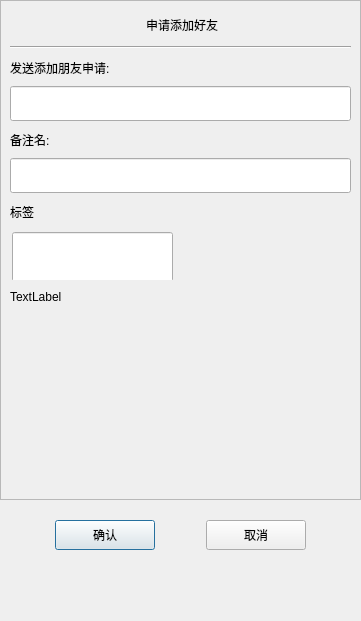
Jackzhou1999/XChat, file applyfriend.ui: the form before one commit.
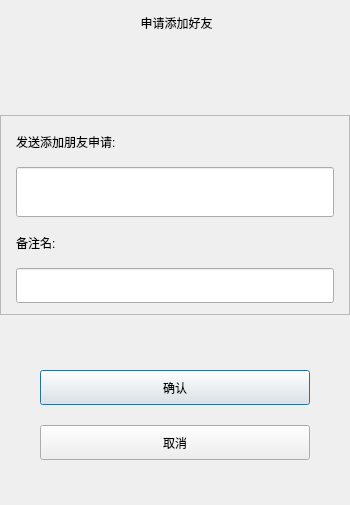
The form after the commit. Custom widgets are drawn as their Qt base class.

The edit to the form file:
```diff
--- a/applyfriend.ui
+++ b/applyfriend.ui
@@ -6,20 +6,20 @@
    <rect>
     <x>0</x>
     <y>0</y>
-    <width>361</width>
-    <height>621</height>
+    <width>350</width>
+    <height>505</height>
    </rect>
   </property>
   <property name="minimumSize">
    <size>
-    <width>361</width>
-    <height>621</height>
+    <width>350</width>
+    <height>500</height>
    </size>
   </property>
   <property name="maximumSize">
    <size>
-    <width>361</width>
-    <height>621</height>
+    <width>350</width>
+    <height>505</height>
    </size>
   </property>
   <property name="windowTitle">
@@ -27,7 +27,7 @@
   </property>
   <layout class="QVBoxLayout" name="verticalLayout">
    <property name="spacing">
-    <number>0</number>
+    <number>10</number>
    </property>
    <property name="leftMargin">
     <number>0</number>
@@ -41,18 +41,143 @@
    <property name="bottomMargin">
     <number>0</number>
    </property>
+   <item>
+    <widget class="QLabel" name="apply_lb">
+     <property name="minimumSize">
+      <size>
+       <width>0</width>
+       <height>45</height>
+      </size>
+     </property>
+     <property name="maximumSize">
+      <size>
+       <width>16777215</width>
+       <height>45</height>
+      </size>
+     </property>
+     <property name="text">
+      <string> 申请添加好友</string>
+     </property>
+     <property name="alignment">
+      <set>Qt::AlignmentFlag::AlignCenter</set>
+     </property>
+    </widget>
+   </item>
+   <item>
+    <widget class="QWidget" name="widget" native="true">
+     <property name="minimumSize">
+      <size>
+       <width>0</width>
+       <height>50</height>
+      </size>
+     </property>
+     <property name="maximumSize">
+      <size>
+       <width>16777215</width>
+       <height>50</height>
+      </size>
+     </property>
+     <layout class="QHBoxLayout" name="horizontalLayout_2">
+      <property name="spacing">
+       <number>10</number>
+      </property>
+      <property name="leftMargin">
+       <number>0</number>
+      </property>
+      <property name="topMargin">
+       <number>0</number>
+      </property>
+      <property name="rightMargin">
+       <number>0</number>
+      </property>
+      <property name="bottomMargin">
+       <number>0</number>
+      </property>
+      <item>
+       <spacer name="horizontalSpacer_4">
+        <property name="orientation">
+         <enum>Qt::Orientation::Horizontal</enum>
+        </property>
+        <property name="sizeType">
+         <enum>QSizePolicy::Policy::Fixed</enum>
+        </property>
+        <property name="sizeHint" stdset="0">
+         <size>
+          <width>15</width>
+          <height>20</height>
+         </size>
+        </property>
+       </spacer>
+      </item>
+      <item>
+       <widget class="QLabel" name="apply_friend_icon_lb">
+        <property name="minimumSize">
+         <size>
+          <width>40</width>
+          <height>40</height>
+         </size>
+        </property>
+        <property name="maximumSize">
+         <size>
+          <width>40</width>
+          <height>40</height>
+         </size>
+        </property>
+        <property name="text">
+         <string/>
+        </property>
+       </widget>
+      </item>
+      <item>
+       <widget class="QWidget" name="widget_2" native="true">
+        <layout class="QVBoxLayout" name="verticalLayout_4">
+         <property name="spacing">
+          <number>0</number>
+         </property>
+         <property name="leftMargin">
+          <number>0</number>
+         </property>
+         <property name="topMargin">
+          <number>0</number>
+         </property>
+         <property name="rightMargin">
+          <number>0</number>
+         </property>
+         <property name="bottomMargin">
+          <number>0</number>
+         </property>
+         <item>
+          <widget class="QLabel" name="apply_friend_name_uid_lb">
+           <property name="text">
+            <string/>
+           </property>
+          </widget>
+         </item>
+         <item>
+          <widget class="QLabel" name="apply_friend_email_lb">
+           <property name="text">
+            <string/>
+           </property>
+          </widget>
+         </item>
+        </layout>
+       </widget>
+      </item>
+     </layout>
+    </widget>
+   </item>
    <item>
     <widget class="QScrollArea" name="scrollArea">
      <property name="minimumSize">
       <size>
        <width>0</width>
-       <height>500</height>
+       <height>200</height>
       </size>
      </property>
      <property name="maximumSize">
       <size>
        <width>16777210</width>
-       <height>16777215</height>
+       <height>200</height>
       </size>
      </property>
      <property name="widgetResizable">
@@ -63,8 +188,8 @@
        <rect>
         <x>0</x>
         <y>0</y>
-        <width>359</width>
-        <height>498</height>
+        <width>348</width>
+        <height>198</height>
        </rect>
       </property>
       <layout class="QVBoxLayout" name="verticalLayout_2">
@@ -75,266 +200,19 @@
         <number>0</number>
        </property>
        <property name="topMargin">
-        <number>11</number>
+        <number>0</number>
        </property>
        <property name="rightMargin">
         <number>0</number>
        </property>
        <property name="bottomMargin">
-        <number>11</number>
+        <number>0</number>
        </property>
-       <item>
-        <widget class="QLabel" name="apply_lb">
-         <property name="minimumSize">
-          <size>
-           <width>0</width>
-           <height>25</height>
-          </size>
-         </property>
-         <property name="maximumSize">
-          <size>
-           <width>16777215</width>
-           <height>25</height>
-          </size>
-         </property>
-         <property name="text">
-          <string> 申请添加好友</string>
-         </property>
-         <property name="alignment">
-          <set>Qt::AlignmentFlag::AlignCenter</set>
-         </property>
-        </widget>
-       </item>
        <item>
         <widget class="QWidget" name="apply_wid" native="true">
          <layout class="QVBoxLayout" name="verticalLayout_3">
-          <item>
-           <widget class="Line" name="line_2">
-            <property name="orientation">
-             <enum>Qt::Orientation::Horizontal</enum>
-            </property>
-           </widget>
-          </item>
-          <item>
-           <widget class="QLabel" name="label_2">
-            <property name="minimumSize">
-             <size>
-              <width>0</width>
-              <height>25</height>
-             </size>
-            </property>
-            <property name="maximumSize">
-             <size>
-              <width>16777215</width>
-              <height>25</height>
-             </size>
-            </property>
-            <property name="text">
-             <string>发送添加朋友申请:</string>
-            </property>
-           </widget>
-          </item>
-          <item>
-           <widget class="CustomLineEdit" name="name_ed">
-            <property name="minimumSize">
-             <size>
-              <width>0</width>
-              <height>35</height>
-             </size>
-            </property>
-            <property name="maximumSize">
-             <size>
-              <width>16777215</width>
-              <height>35</height>
-             </size>
-            </property>
-           </widget>
-          </item>
-          <item>
-           <widget class="QLabel" name="label">
-            <property name="minimumSize">
-             <size>
-              <width>0</width>
-              <height>25</height>
-             </size>
-            </property>
-            <property name="maximumSize">
-             <size>
-              <width>16777215</width>
-              <height>25</height>
-             </size>
-            </property>
-            <property name="text">
-             <string>备注名:</string>
-            </property>
-           </widget>
-          </item>
-          <item>
-           <widget class="CustomLineEdit" name="back_ed">
-            <property name="minimumSize">
-             <size>
-              <width>0</width>
-              <height>35</height>
-             </size>
-            </property>
-            <property name="maximumSize">
-             <size>
-              <width>16777215</width>
-              <height>35</height>
-             </size>
-            </property>
-           </widget>
-          </item>
-          <item>
-           <widget class="QLabel" name="label_3">
-            <property name="minimumSize">
-             <size>
-              <width>0</width>
-              <height>25</height>
-             </size>
-            </property>
-            <property name="maximumSize">
-             <size>
-              <width>16777215</width>
-              <height>25</height>
-             </size>
-            </property>
-            <property name="text">
-             <string>标签</string>
-            </property>
-           </widget>
-          </item>
-          <item>
-           <widget class="QWidget" name="lb_group_wid" native="true">
-            <property name="minimumSize">
-             <size>
-              <width>0</width>
-              <height>50</height>
-             </size>
-            </property>
-            <layout class="QVBoxLayout" name="verticalLayout_4">
-             <property name="spacing">
-              <number>0</number>
-             </property>
-             <property name="leftMargin">
-              <number>0</number>
-             </property>
-             <property name="topMargin">
-              <number>0</number>
-             </property>
-             <property name="rightMargin">
-              <number>0</number>
-             </property>
-             <property name="bottomMargin">
-              <number>0</number>
-             </property>
-             <item>
-              <widget class="QWidget" name="gridwidget" native="true">
-               <property name="minimumSize">
-                <size>
-                 <width>0</width>
-                 <height>50</height>
-                </size>
-               </property>
-               <property name="maximumSize">
-                <size>
-                 <width>16777215</width>
-                 <height>16777215</height>
-                </size>
-               </property>
-               <widget class="CustomLineEdit" name="lb_ed">
-                <property name="geometry">
-                 <rect>
-                  <x>2</x>
-                  <y>2</y>
-                  <width>161</width>
-                  <height>50</height>
-                 </rect>
-                </property>
-                <property name="minimumSize">
-                 <size>
-                  <width>0</width>
-                  <height>50</height>
-                 </size>
-                </property>
-                <property name="maximumSize">
-                 <size>
-                  <width>16777215</width>
-                  <height>50</height>
-                 </size>
-                </property>
-               </widget>
-              </widget>
-             </item>
-             <item>
-              <widget class="QWidget" name="input_tip_wid" native="true">
-               <property name="minimumSize">
-                <size>
-                 <width>0</width>
-                 <height>35</height>
-                </size>
-               </property>
-               <property name="maximumSize">
-                <size>
-                 <width>16777215</width>
-                 <height>35</height>
-                </size>
-               </property>
-               <layout class="QVBoxLayout" name="verticalLayout_5">
-                <property name="spacing">
-                 <number>0</number>
-                </property>
-                <property name="leftMargin">
-                 <number>0</number>
-                </property>
-                <property name="topMargin">
-                 <number>0</number>
-                </property>
-                <property name="rightMargin">
-                 <number>0</number>
-                </property>
-                <property name="bottomMargin">
-                 <number>0</number>
-                </property>
-                <item>
-                 <widget class="ClickedOnceLabel" name="tip_lb">
-                  <property name="minimumSize">
-                   <size>
-                    <width>0</width>
-                    <height>30</height>
-                   </size>
-                  </property>
-                  <property name="maximumSize">
-                   <size>
-                    <width>16777215</width>
-                    <height>30</height>
-                   </size>
-                  </property>
-                  <property name="text">
-                   <string>TextLabel</string>
-                  </property>
-                 </widget>
-                </item>
-               </layout>
-              </widget>
-             </item>
-            </layout>
-           </widget>
-          </item>
-         </layout>
-        </widget>
-       </item>
-       <item>
-        <widget class="QWidget" name="widget" native="true">
-         <property name="minimumSize">
-          <size>
-           <width>0</width>
-           <height>60</height>
-          </size>
-         </property>
-         <layout class="QHBoxLayout" name="horizontalLayout_2">
           <property name="spacing">
-           <number>7</number>
+           <number>0</number>
           </property>
           <property name="leftMargin">
            <number>0</number>
@@ -349,77 +227,322 @@
            <number>0</number>
           </property>
           <item>
-           <widget class="QWidget" name="lb_list" native="true">
+           <widget class="QWidget" name="widget_4" native="true">
             <property name="minimumSize">
              <size>
-              <width>287</width>
-              <height>50</height>
+              <width>0</width>
+              <height>35</height>
              </size>
             </property>
             <property name="maximumSize">
              <size>
-              <width>287</width>
-              <height>16777215</height>
+              <width>16777215</width>
+              <height>35</height>
              </size>
             </property>
+            <layout class="QHBoxLayout" name="horizontalLayout_4">
+             <property name="spacing">
+              <number>0</number>
+             </property>
+             <property name="leftMargin">
+              <number>0</number>
+             </property>
+             <property name="topMargin">
+              <number>0</number>
+             </property>
+             <property name="rightMargin">
+              <number>0</number>
+             </property>
+             <property name="bottomMargin">
+              <number>0</number>
+             </property>
+             <item>
+              <spacer name="horizontalSpacer_6">
+               <property name="orientation">
+                <enum>Qt::Orientation::Horizontal</enum>
+               </property>
+               <property name="sizeType">
+                <enum>QSizePolicy::Policy::Fixed</enum>
+               </property>
+               <property name="sizeHint" stdset="0">
+                <size>
+                 <width>15</width>
+                 <height>20</height>
+                </size>
+               </property>
+              </spacer>
+             </item>
+             <item>
+              <widget class="QLabel" name="label_2">
+               <property name="minimumSize">
+                <size>
+                 <width>0</width>
+                 <height>25</height>
+                </size>
+               </property>
+               <property name="maximumSize">
+                <size>
+                 <width>16777215</width>
+                 <height>25</height>
+                </size>
+               </property>
+               <property name="text">
+                <string>发送添加朋友申请:</string>
+               </property>
+              </widget>
+             </item>
+             <item>
+              <spacer name="horizontalSpacer_7">
+               <property name="orientation">
+                <enum>Qt::Orientation::Horizontal</enum>
+               </property>
+               <property name="sizeHint" stdset="0">
+                <size>
+                 <width>40</width>
+                 <height>20</height>
+                </size>
+               </property>
+              </spacer>
+             </item>
+            </layout>
            </widget>
           </item>
           <item>
-           <widget class="QWidget" name="more_lb_wid" native="true">
+           <widget class="QWidget" name="widget_5" native="true">
             <property name="minimumSize">
              <size>
-              <width>30</width>
-              <height>0</height>
+              <width>0</width>
+              <height>50</height>
              </size>
             </property>
-            <layout class="QVBoxLayout" name="verticalLayout_6">
+            <property name="maximumSize">
+             <size>
+              <width>16777215</width>
+              <height>50</height>
+             </size>
+            </property>
+            <layout class="QHBoxLayout" name="horizontalLayout_5">
+             <property name="spacing">
+              <number>0</number>
+             </property>
+             <property name="leftMargin">
+              <number>0</number>
+             </property>
+             <property name="topMargin">
+              <number>0</number>
+             </property>
+             <property name="rightMargin">
+              <number>0</number>
+             </property>
+             <property name="bottomMargin">
+              <number>0</number>
+             </property>
              <item>
-              <spacer name="verticalSpacer_3">
+              <spacer name="horizontalSpacer_8">
                <property name="orientation">
-                <enum>Qt::Orientation::Vertical</enum>
+                <enum>Qt::Orientation::Horizontal</enum>
                </property>
+               <property name="sizeType">
+                <enum>QSizePolicy::Policy::Fixed</enum>
+               </property>
                <property name="sizeHint" stdset="0">
                 <size>
-                 <width>20</width>
-                 <height>40</height>
+                 <width>15</width>
+                 <height>20</height>
                 </size>
                </property>
               </spacer>
              </item>
              <item>
-              <widget class="ClickedOnceLabel" name="more_lb">
-               <property name="enabled">
-                <bool>true</bool>
+              <widget class="CustomLineEdit" name="name_ed">
+               <property name="minimumSize">
+                <size>
+                 <width>0</width>
+                 <height>50</height>
+                </size>
                </property>
+               <property name="maximumSize">
+                <size>
+                 <width>16777215</width>
+                 <height>50</height>
+                </size>
+               </property>
+              </widget>
+             </item>
+             <item>
+              <spacer name="horizontalSpacer_9">
+               <property name="orientation">
+                <enum>Qt::Orientation::Horizontal</enum>
+               </property>
+               <property name="sizeType">
+                <enum>QSizePolicy::Policy::Fixed</enum>
+               </property>
+               <property name="sizeHint" stdset="0">
+                <size>
+                 <width>15</width>
+                 <height>20</height>
+                </size>
+               </property>
+              </spacer>
+             </item>
+            </layout>
+           </widget>
+          </item>
+          <item>
+           <widget class="QWidget" name="widget" native="true">
+            <property name="minimumSize">
+             <size>
+              <width>0</width>
+              <height>35</height>
+             </size>
+            </property>
+            <property name="maximumSize">
+             <size>
+              <width>16777215</width>
+              <height>35</height>
+             </size>
+            </property>
+            <layout class="QHBoxLayout" name="horizontalLayout_6">
+             <property name="spacing">
+              <number>0</number>
+             </property>
+             <property name="leftMargin">
+              <number>0</number>
+             </property>
+             <property name="topMargin">
+              <number>0</number>
+             </property>
+             <property name="rightMargin">
+              <number>0</number>
+             </property>
+             <property name="bottomMargin">
+              <number>0</number>
+             </property>
+             <item>
+              <spacer name="horizontalSpacer_10">
+               <property name="orientation">
+                <enum>Qt::Orientation::Horizontal</enum>
+               </property>
+               <property name="sizeType">
+                <enum>QSizePolicy::Policy::Fixed</enum>
+               </property>
+               <property name="sizeHint" stdset="0">
+                <size>
+                 <width>15</width>
+                 <height>20</height>
+                </size>
+               </property>
+              </spacer>
+             </item>
+             <item>
+              <widget class="QLabel" name="label">
                <property name="minimumSize">
                 <size>
-                 <width>25</width>
+                 <width>0</width>
                  <height>25</height>
                 </size>
                </property>
                <property name="maximumSize">
                 <size>
-                 <width>25</width>
+                 <width>16777215</width>
                  <height>25</height>
                 </size>
                </property>
                <property name="text">
-                <string/>
+                <string>备注名:</string>
                </property>
-               <property name="alignment">
-                <set>Qt::AlignmentFlag::AlignCenter</set>
+              </widget>
+             </item>
+             <item>
+              <spacer name="horizontalSpacer_11">
+               <property name="orientation">
+                <enum>Qt::Orientation::Horizontal</enum>
                </property>
+               <property name="sizeHint" stdset="0">
+                <size>
+                 <width>276</width>
+                 <height>20</height>
+                </size>
+               </property>
+              </spacer>
+             </item>
+            </layout>
+           </widget>
+          </item>
+          <item>
+           <widget class="QWidget" name="widget_6" native="true">
+            <property name="minimumSize">
+             <size>
+              <width>0</width>
+              <height>35</height>
+             </size>
+            </property>
+            <property name="maximumSize">
+             <size>
+              <width>16777215</width>
+              <height>35</height>
+             </size>
+            </property>
+            <layout class="QHBoxLayout" name="horizontalLayout_7">
+             <property name="spacing">
+              <number>0</number>
+             </property>
+             <property name="leftMargin">
+              <number>0</number>
+             </property>
+             <property name="topMargin">
+              <number>0</number>
+             </property>
+             <property name="rightMargin">
+              <number>0</number>
+             </property>
+             <property name="bottomMargin">
+              <number>0</number>
+             </property>
+             <item>
+              <spacer name="horizontalSpacer_12">
+               <property name="orientation">
+                <enum>Qt::Orientation::Horizontal</enum>
+               </property>
+               <property name="sizeType">
+                <enum>QSizePolicy::Policy::Fixed</enum>
+               </property>
+               <property name="sizeHint" stdset="0">
+                <size>
+                 <width>15</width>
+                 <height>20</height>
+                </size>
+               </property>
+              </spacer>
+             </item>
+             <item>
+              <widget class="CustomLineEdit" name="back_ed">
+               <property name="minimumSize">
+                <size>
+                 <width>0</width>
+                 <height>35</height>
+                </size>
+               </property>
+               <property name="maximumSize">
+                <size>
+                 <width>16777215</width>
+                 <height>35</height>
+                </size>
+               </property>
               </widget>
              </item>
              <item>
-              <spacer name="verticalSpacer_4">
+              <spacer name="horizontalSpacer_13">
                <property name="orientation">
-                <enum>Qt::Orientation::Vertical</enum>
+                <enum>Qt::Orientation::Horizontal</enum>
                </property>
+               <property name="sizeType">
+                <enum>QSizePolicy::Policy::Fixed</enum>
+               </property>
                <property name="sizeHint" stdset="0">
                 <size>
-                 <width>20</width>
-                 <height>40</height>
+                 <width>15</width>
+                 <height>20</height>
                 </size>
                </property>
               </spacer>
@@ -434,6 +557,103 @@
      </widget>
     </widget>
    </item>
+   <item>
+    <spacer name="verticalSpacer_3">
+     <property name="orientation">
+      <enum>Qt::Orientation::Vertical</enum>
+     </property>
+     <property name="sizeHint" stdset="0">
+      <size>
+       <width>20</width>
+       <height>40</height>
+      </size>
+     </property>
+    </spacer>
+   </item>
+   <item>
+    <widget class="QWidget" name="widget_3" native="true">
+     <property name="minimumSize">
+      <size>
+       <width>0</width>
+       <height>35</height>
+      </size>
+     </property>
+     <property name="maximumSize">
+      <size>
+       <width>1000</width>
+       <height>35</height>
+      </size>
+     </property>
+     <layout class="QHBoxLayout" name="horizontalLayout_3">
+      <property name="spacing">
+       <number>0</number>
+      </property>
+      <property name="leftMargin">
+       <number>0</number>
+      </property>
+      <property name="topMargin">
+       <number>0</number>
+      </property>
+      <property name="rightMargin">
+       <number>0</number>
+      </property>
+      <property name="bottomMargin">
+       <number>0</number>
+      </property>
+      <item>
+       <spacer name="horizontalSpacer_3">
+        <property name="orientation">
+         <enum>Qt::Orientation::Horizontal</enum>
+        </property>
+        <property name="sizeType">
+         <enum>QSizePolicy::Policy::Fixed</enum>
+        </property>
+        <property name="sizeHint" stdset="0">
+         <size>
+          <width>40</width>
+          <height>20</height>
+         </size>
+        </property>
+       </spacer>
+      </item>
+      <item>
+       <widget class="ClickButton" name="apply_friend_sure_btn">
+        <property name="minimumSize">
+         <size>
+          <width>100</width>
+          <height>35</height>
+         </size>
+        </property>
+        <property name="maximumSize">
+         <size>
+          <width>16777215</width>
+          <height>35</height>
+         </size>
+        </property>
+        <property name="text">
+         <string>确认</string>
+        </property>
+       </widget>
+      </item>
+      <item>
+       <spacer name="horizontalSpacer_5">
+        <property name="orientation">
+         <enum>Qt::Orientation::Horizontal</enum>
+        </property>
+        <property name="sizeType">
+         <enum>QSizePolicy::Policy::Fixed</enum>
+        </property>
+        <property name="sizeHint" stdset="0">
+         <size>
+          <width>40</width>
+          <height>20</height>
+         </size>
+        </property>
+       </spacer>
+      </item>
+     </layout>
+    </widget>
+   </item>
    <item>
     <spacer name="verticalSpacer_2">
      <property name="orientation">
@@ -455,15 +675,39 @@
      <property name="minimumSize">
       <size>
        <width>0</width>
-       <height>50</height>
+       <height>35</height>
+      </size>
+     </property>
+     <property name="maximumSize">
+      <size>
+       <width>16777215</width>
+       <height>35</height>
       </size>
      </property>
      <layout class="QHBoxLayout" name="horizontalLayout">
+      <property name="spacing">
+       <number>0</number>
+      </property>
+      <property name="leftMargin">
+       <number>0</number>
+      </property>
+      <property name="topMargin">
+       <number>0</number>
+      </property>
+      <property name="rightMargin">
+       <number>0</number>
+      </property>
+      <property name="bottomMargin">
+       <number>0</number>
+      </property>
       <item>
        <spacer name="horizontalSpacer">
         <property name="orientation">
          <enum>Qt::Orientation::Horizontal</enum>
         </property>
+        <property name="sizeType">
+         <enum>QSizePolicy::Policy::Fixed</enum>
+        </property>
         <property name="sizeHint" stdset="0">
          <size>
           <width>40</width>
@@ -477,33 +721,13 @@
         <property name="minimumSize">
          <size>
           <width>100</width>
-          <height>30</height>
+          <height>35</height>
          </size>
         </property>
-        <property name="text">
-         <string>确认</string>
-        </property>
-       </widget>
-      </item>
-      <item>
-       <spacer name="horizontalSpacer_3">
-        <property name="orientation">
-         <enum>Qt::Orientation::Horizontal</enum>
-        </property>
-        <property name="sizeHint" stdset="0">
+        <property name="maximumSize">
          <size>
-          <width>40</width>
-          <height>20</height>
-         </size>
-        </property>
-       </spacer>
-      </item>
-      <item>
-       <widget class="ClickButton" name="cancel_btn">
-        <property name="minimumSize">
-         <size>
-          <width>100</width>
-          <height>30</height>
+          <width>16777215</width>
+          <height>35</height>
          </size>
         </property>
         <property name="text">
@@ -516,6 +740,9 @@
         <property name="orientation">
          <enum>Qt::Orientation::Horizontal</enum>
         </property>
+        <property name="sizeType">
+         <enum>QSizePolicy::Policy::Fixed</enum>
+        </property>
         <property name="sizeHint" stdset="0">
          <size>
           <width>40</width>
@@ -532,6 +759,9 @@
      <property name="orientation">
       <enum>Qt::Orientation::Vertical</enum>
      </property>
+     <property name="sizeType">
+      <enum>QSizePolicy::Policy::Expanding</enum>
+     </property>
      <property name="sizeHint" stdset="0">
       <size>
        <width>20</width>
@@ -551,12 +781,7 @@
   <customwidget>
    <class>CustomLineEdit</class>
    <extends>QLineEdit</extends>
-   <header location="global">customizeedit.h</header>
-  </customwidget>
-  <customwidget>
-   <class>ClickedOnceLabel</class>
-   <extends>QLabel</extends>
-   <header>clickedoncelabel.h</header>
+   <header>customizeedit.h</header>
   </customwidget>
  </customwidgets>
  <resources/>
```
Left out of the diff: 2 changed lines with no effect on the pictures.
